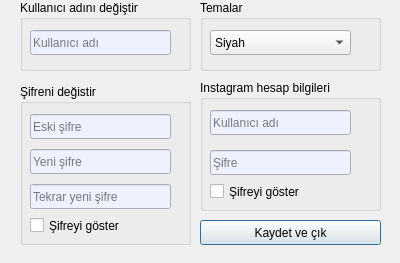
Above: ui_file/settings.ui from ramo828/instagram-auto-comment2 before the change. Below: the same form after it.
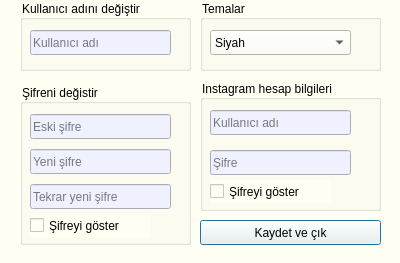
That is the form after the change.

```diff
--- a/ui_file/settings.ui
+++ b/ui_file/settings.ui
@@ -13,6 +13,10 @@
   <property name="windowTitle">
    <string>Dialog</string>
   </property>
+  <property name="styleSheet">
+   <string notr="true">background-color: rgb(255, 254, 242);
+</string>
+  </property>
   <widget class="QGroupBox" name="p_box">
    <property name="geometry">
     <rect>
```
